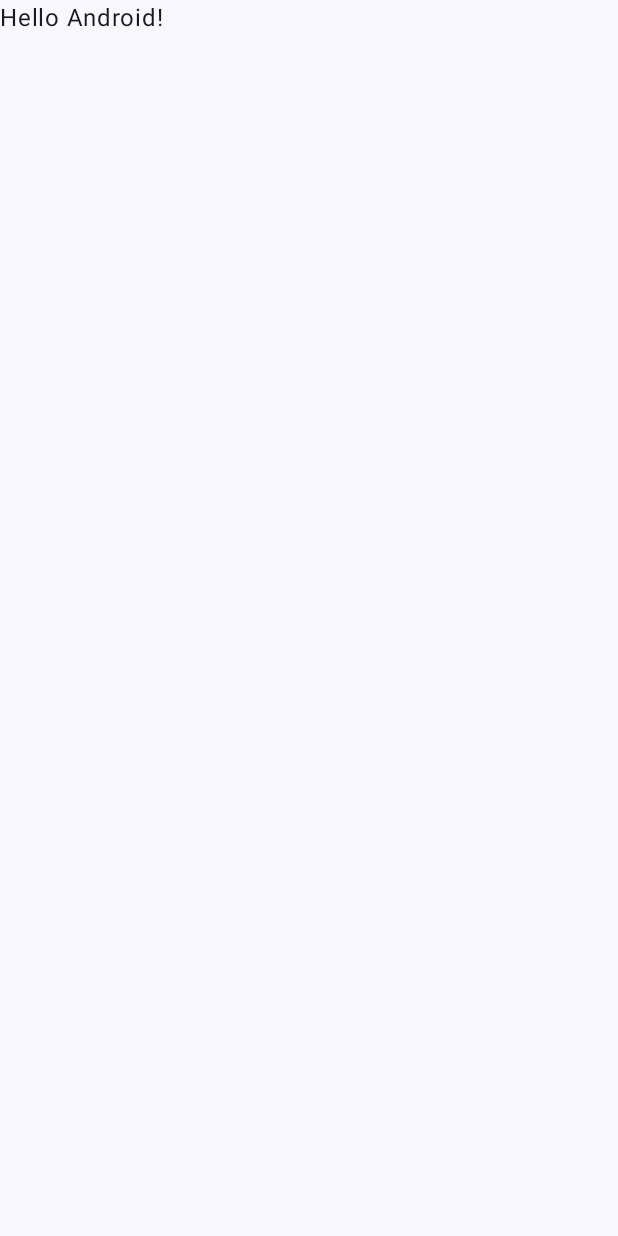
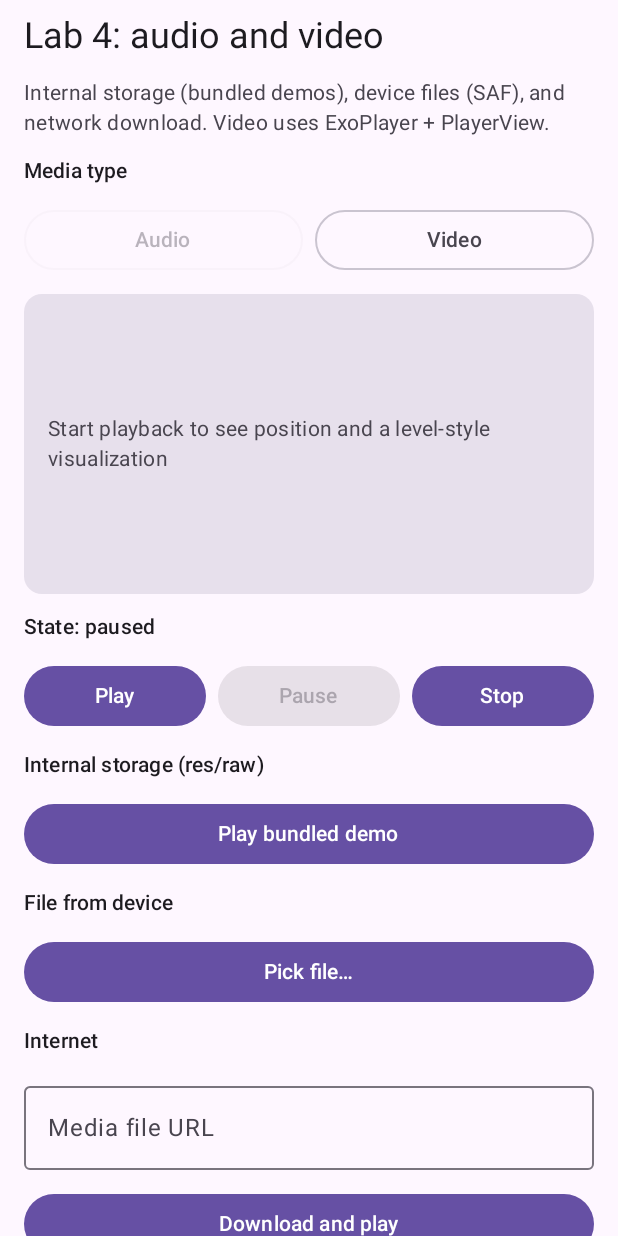
Before and after one commit to sokolovgit/android-mobile-development, an Android app built with Jetpack Compose: the screen it shows after launch (MainActivity), on a phone screen of 412 x 824 dp. Before the commit the screen is almost empty. Run offline under Robolectric (Android 15) with nearby library versions, the phone set to English and light mode, and no system bars.

Commit message:
feat: add lab4 app

```diff
--- a/lab4/project/app/build.gradle.kts
+++ b/lab4/project/app/build.gradle.kts
@@ -42,7 +42,12 @@ android {
 dependencies {
     implementation(libs.androidx.core.ktx)
     implementation(libs.androidx.lifecycle.runtime.ktx)
+    implementation(libs.androidx.lifecycle.viewmodel.compose)
+    implementation(libs.androidx.lifecycle.runtime.compose)
     implementation(libs.androidx.activity.compose)
+    implementation(libs.androidx.media3.exoplayer)
+    implementation(libs.androidx.media3.ui)
+    implementation(libs.okhttp)
     implementation(platform(libs.androidx.compose.bom))
     implementation(libs.androidx.compose.ui)
     implementation(libs.androidx.compose.ui.graphics)
--- a/lab4/project/app/src/main/AndroidManifest.xml
+++ b/lab4/project/app/src/main/AndroidManifest.xml
@@ -1,6 +1,8 @@
 <?xml version="1.0" encoding="utf-8"?>
 <manifest xmlns:android="http://schemas.android.com/apk/res/android"
     xmlns:tools="http://schemas.android.com/tools">
+
+    <uses-permission android:name="android.permission.INTERNET" />
 
     <application
         android:allowBackup="true"
@@ -15,6 +17,7 @@
             android:name=".MainActivity"
             android:exported="true"
             android:label="@string/app_name"
+            android:configChanges="orientation|screenLayout|screenSize|smallestScreenSize"
             android:theme="@style/Theme.Project">
             <intent-filter>
                 <action android:name="android.intent.action.MAIN" />
--- a/lab4/project/app/src/main/java/com/example/project/MainActivity.kt
+++ b/lab4/project/app/src/main/java/com/example/project/MainActivity.kt
@@ -5,12 +5,9 @@ import androidx.activity.ComponentActivity
 import androidx.activity.compose.setContent
 import androidx.activity.enableEdgeToEdge
 import androidx.compose.foundation.layout.fillMaxSize
-import androidx.compose.foundation.layout.padding
-import androidx.compose.material3.Scaffold
-import androidx.compose.material3.Text
-import androidx.compose.runtime.Composable
+import androidx.compose.material3.Surface
 import androidx.compose.ui.Modifier
-import androidx.compose.ui.tooling.preview.Preview
+import com.example.project.ui.MediaLabScreen
 import com.example.project.ui.theme.ProjectTheme
 
 class MainActivity : ComponentActivity() {
@@ -19,29 +16,10 @@ class MainActivity : ComponentActivity() {
         enableEdgeToEdge()
         setContent {
             ProjectTheme {
-                Scaffold(modifier = Modifier.fillMaxSize()) { innerPadding ->
-                    Greeting(
-                        name = "Android",
-                        modifier = Modifier.padding(innerPadding)
-                    )
+                Surface(modifier = Modifier.fillMaxSize()) {
+                    MediaLabScreen()
                 }
             }
         }
     }
 }
-
-@Composable
-fun Greeting(name: String, modifier: Modifier = Modifier) {
-    Text(
-        text = "Hello $name!",
-        modifier = modifier
-    )
-}
-
-@Preview(showBackground = true)
-@Composable
-fun GreetingPreview() {
-    ProjectTheme {
-        Greeting("Android")
-    }
-}
--- /dev/null
+++ b/lab4/project/app/src/main/java/com/example/project/ui/MediaLabScreen.kt
@@ -0,0 +1,265 @@
+package com.example.project.ui
+
+import android.app.Application
+import androidx.activity.compose.rememberLauncherForActivityResult
+import androidx.activity.result.contract.ActivityResultContracts.OpenDocument
+import androidx.compose.foundation.layout.Arrangement
+import androidx.compose.foundation.layout.Column
+import androidx.compose.foundation.layout.Row
+import androidx.compose.foundation.layout.Spacer
+import androidx.compose.foundation.layout.fillMaxSize
+import androidx.compose.foundation.layout.fillMaxWidth
+import androidx.compose.foundation.layout.height
+import androidx.compose.foundation.layout.padding
+import androidx.compose.foundation.rememberScrollState
+import androidx.compose.foundation.verticalScroll
+import androidx.compose.material3.Button
+import androidx.compose.material3.Card
+import androidx.compose.material3.CardDefaults
+import androidx.compose.material3.LinearProgressIndicator
+import androidx.compose.material3.MaterialTheme
+import androidx.compose.material3.OutlinedButton
+import androidx.compose.material3.OutlinedTextField
+import androidx.compose.material3.Scaffold
+import androidx.compose.material3.SnackbarHost
+import androidx.compose.material3.SnackbarHostState
+import androidx.compose.material3.Text
+import androidx.compose.runtime.Composable
+import androidx.compose.runtime.LaunchedEffect
+import androidx.compose.runtime.getValue
+import androidx.compose.runtime.mutableStateOf
+import androidx.compose.runtime.remember
+import androidx.compose.runtime.setValue
+import androidx.compose.ui.Modifier
+import androidx.compose.ui.platform.LocalContext
+import androidx.compose.ui.res.stringResource
+import androidx.compose.ui.unit.dp
+import androidx.compose.ui.viewinterop.AndroidView
+import androidx.lifecycle.ViewModelProvider
+import androidx.lifecycle.compose.collectAsStateWithLifecycle
+import androidx.lifecycle.viewmodel.compose.viewModel
+import androidx.media3.ui.PlayerView
+import com.example.project.R
+import com.example.project.player.MediaPlayerViewModel
+
+private enum class MediaKind { Audio, Video }
+
+@Composable
+fun MediaLabScreen(modifier: Modifier = Modifier) {
+    val application = LocalContext.current.applicationContext as Application
+    val viewModel: MediaPlayerViewModel = viewModel(
+        factory = ViewModelProvider.AndroidViewModelFactory.getInstance(application)
+    )
+    val context = LocalContext.current
+    var kind by remember { mutableStateOf(MediaKind.Audio) }
+    var urlInput by remember { mutableStateOf("") }
+    val snackbarHostState = remember { SnackbarHostState() }
+
+    val status by viewModel.statusMessage.collectAsStateWithLifecycle()
+    val downloading by viewModel.downloading.collectAsStateWithLifecycle()
+    val isPlaying by viewModel.isPlaying.collectAsStateWithLifecycle()
+    val isBuffering by viewModel.isBuffering.collectAsStateWithLifecycle()
+
+    LaunchedEffect(status) {
+        if (!status.isNullOrBlank()) {
+            snackbarHostState.showSnackbar(status!!)
+            viewModel.clearStatus()
+        }
+    }
+
+    val openDocument = rememberLauncherForActivityResult(
+        contract = OpenDocument()
+    ) { uri ->
+        if (uri != null) {
+            try {
+                context.contentResolver.takePersistableUriPermission(
+                    uri,
+                    android.content.Intent.FLAG_GRANT_READ_URI_PERMISSION
+                )
+            } catch (_: SecurityException) {
+            }
+            viewModel.playMediaUri(uri)
+        }
+    }
+
+    val mimeTypes = when (kind) {
+        MediaKind.Audio -> arrayOf("audio/*")
+        MediaKind.Video -> arrayOf("video/*")
+    }
+
+    val stateLabel = stringResource(
+        if (isPlaying) R.string.state_playing else R.string.state_paused
+    )
+
+    Scaffold(
+        modifier = modifier.fillMaxSize(),
+        snackbarHost = { SnackbarHost(snackbarHostState) }
+    ) { innerPadding ->
+        Column(
+            modifier = Modifier
+                .fillMaxSize()
+                .padding(innerPadding)
+                .padding(horizontal = 16.dp)
+                .verticalScroll(rememberScrollState()),
+            verticalArrangement = Arrangement.spacedBy(12.dp)
+        ) {
+            Text(
+                text = stringResource(R.string.media_lab_title),
+                style = MaterialTheme.typography.headlineSmall,
+                modifier = Modifier.padding(top = 8.dp)
+            )
+            Text(
+                text = stringResource(R.string.media_lab_subtitle),
+                style = MaterialTheme.typography.bodyMedium,
+                color = MaterialTheme.colorScheme.onSurfaceVariant
+            )
+
+            Text(
+                text = stringResource(R.string.mode_label),
+                style = MaterialTheme.typography.titleSmall
+            )
+            Row(
+                horizontalArrangement = Arrangement.spacedBy(8.dp),
+                modifier = Modifier.fillMaxWidth()
+            ) {
+                OutlinedButton(
+                    onClick = { kind = MediaKind.Audio },
+                    modifier = Modifier.weight(1f),
+                    enabled = kind != MediaKind.Audio
+                ) {
+                    Text(stringResource(R.string.mode_audio))
+                }
+                OutlinedButton(
+                    onClick = { kind = MediaKind.Video },
+                    modifier = Modifier.weight(1f),
+                    enabled = kind != MediaKind.Video
+                ) {
+                    Text(stringResource(R.string.mode_video))
+                }
+            }
+
+            if (kind == MediaKind.Video) {
+                Card(
+                    modifier = Modifier
+                        .fillMaxWidth()
+                        .height(220.dp),
+                    colors = CardDefaults.cardColors(
+                        containerColor = MaterialTheme.colorScheme.surfaceVariant
+                    )
+                ) {
+                    AndroidView(
+                        modifier = Modifier.fillMaxSize(),
+                        factory = { ctx ->
+                            PlayerView(ctx).apply {
+                                useController = true
+                                player = viewModel.player
+                            }
+                        },
+                        update = { it.player = viewModel.player }
+                    )
+                }
+            } else {
+                Card(
+                    modifier = Modifier
+                        .fillMaxWidth()
+                        .height(200.dp),
+                    colors = CardDefaults.cardColors(
+                        containerColor = MaterialTheme.colorScheme.surfaceVariant
+                    )
+                ) {
+                    AudioPlaybackPanel(
+                        player = viewModel.player,
+                        isPlaying = isPlaying,
+                        isBuffering = isBuffering,
+                        modifier = Modifier
+                            .fillMaxSize()
+                            .padding(16.dp)
+                    )
+                }
+            }
+
+            Text(
+                text = stringResource(R.string.playback_state, stateLabel),
+                style = MaterialTheme.typography.labelLarge
+            )
+
+            Row(
+                horizontalArrangement = Arrangement.spacedBy(8.dp),
+                modifier = Modifier.fillMaxWidth()
+            ) {
+                Button(
+                    onClick = { viewModel.play() },
+                    modifier = Modifier.weight(1f),
+                    enabled = !isPlaying
+                ) {
+                    Text(stringResource(R.string.action_play))
+                }
+                Button(
+                    onClick = { viewModel.pause() },
+                    modifier = Modifier.weight(1f),
+                    enabled = isPlaying
+                ) {
+                    Text(stringResource(R.string.action_pause))
+                }
+                Button(
+                    onClick = { viewModel.stopPlayback() },
+                    modifier = Modifier.weight(1f)
+                ) {
+                    Text(stringResource(R.string.action_stop))
+                }
+            }
+
+            Text(
+                text = stringResource(R.string.internal_section),
+                style = MaterialTheme.typography.titleSmall
+            )
+            Button(
+                onClick = {
+                    when (kind) {
+                        MediaKind.Audio -> viewModel.playRawDemo(R.raw.demo_audio)
+                        MediaKind.Video -> viewModel.playRawDemo(R.raw.demo_video)
+                    }
+                },
+                modifier = Modifier.fillMaxWidth()
+            ) {
+                Text(stringResource(R.string.action_demo_internal))
+            }
+
+            Text(
+                text = stringResource(R.string.device_section),
+                style = MaterialTheme.typography.titleSmall
+            )
+            Button(
+                onClick = { openDocument.launch(mimeTypes) },
+                modifier = Modifier.fillMaxWidth()
+            ) {
+                Text(stringResource(R.string.action_pick_file))
+            }
+
+            Text(
+                text = stringResource(R.string.network_section),
+                style = MaterialTheme.typography.titleSmall
+            )
+            OutlinedTextField(
+                value = urlInput,
+                onValueChange = { urlInput = it },
+                modifier = Modifier.fillMaxWidth(),
+                label = { Text(stringResource(R.string.url_label)) },
+                singleLine = true,
+                placeholder = { Text(stringResource(R.string.url_hint)) }
+            )
+            Button(
+                onClick = { viewModel.downloadAndPlay(urlInput) },
+                enabled = !downloading,
+                modifier = Modifier.fillMaxWidth()
+            ) {
+                Text(stringResource(R.string.action_download_play))
+            }
+            if (downloading) {
+                LinearProgressIndicator(modifier = Modifier.fillMaxWidth())
+            }
+
+            Spacer(modifier = Modifier.height(24.dp))
+        }
+    }
+}
--- a/lab4/project/app/src/main/java/com/example/project/ui/theme/Theme.kt
+++ b/lab4/project/app/src/main/java/com/example/project/ui/theme/Theme.kt
@@ -1,15 +1,10 @@
 package com.example.project.ui.theme
 
-import android.app.Activity
-import android.os.Build
 import androidx.compose.foundation.isSystemInDarkTheme
 import androidx.compose.material3.MaterialTheme
 import androidx.compose.material3.darkColorScheme
-import androidx.compose.material3.dynamicDarkColorScheme
-import androidx.compose.material3.dynamicLightColorScheme
 import androidx.compose.material3.lightColorScheme
 import androidx.compose.runtime.Composable
-import androidx.compose.ui.platform.LocalContext
 
 private val DarkColorScheme = darkColorScheme(
     primary = Purple80,
@@ -21,34 +16,14 @@ private val LightColorScheme = lightColorScheme(
     primary = Purple40,
     secondary = PurpleGrey40,
     tertiary = Pink40
-
-    /* Other default colors to override
-    background = Color(0xFFFFFBFE),
-    surface = Color(0xFFFFFBFE),
-    onPrimary = Color.White,
-    onSecondary = Color.White,
-    onTertiary = Color.White,
-    onBackground = Color(0xFF1C1B1F),
-    onSurface = Color(0xFF1C1B1F),
-    */
 )
 
 @Composable
 fun ProjectTheme(
     darkTheme: Boolean = isSystemInDarkTheme(),
-    // Dynamic color is available on Android 12+
-    dynamicColor: Boolean = true,
     content: @Composable () -> Unit
 ) {
-    val colorScheme = when {
-        dynamicColor && Build.VERSION.SDK_INT >= Build.VERSION_CODES.S -> {
-            val context = LocalContext.current
-            if (darkTheme) dynamicDarkColorScheme(context) else dynamicLightColorScheme(context)
-        }
-
-        darkTheme -> DarkColorScheme
-        else -> LightColorScheme
-    }
+    val colorScheme = if (darkTheme) DarkColorScheme else LightColorScheme
 
     MaterialTheme(
         colorScheme = colorScheme,
--- a/lab4/project/app/src/main/res/values/strings.xml
+++ b/lab4/project/app/src/main/res/values/strings.xml
@@ -1,3 +1,27 @@
 <resources>
-    <string name="app_name">project</string>
+    <string name="app_name">Lab4 Media</string>
+    <string name="media_lab_title">Lab 4: audio and video</string>
+    <string name="media_lab_subtitle">Internal storage (bundled demos), device files (SAF), and network download. Video uses ExoPlayer + PlayerView.</string>
+    <string name="mode_label">Media type</string>
+    <string name="mode_audio">Audio</string>
+    <string name="mode_video">Video</string>
+    <string name="audio_idle_hint">Start playback to see position and a level-style visualization</string>
+    <string name="audio_time_elapsed">%1$s / %2$s</string>
+    <string name="playback_state">State: %1$s</string>
+    <string name="state_playing">playing</string>
+    <string name="state_paused">paused</string>
+    <string name="action_play">Play</string>
+    <string name="action_pause">Pause</string>
+    <string name="action_stop">Stop</string>
+    <string name="internal_section">Internal storage (res/raw)</string>
+    <string name="action_demo_internal">Play bundled demo</string>
+    <string name="device_section">File from device</string>
+    <string name="action_pick_file">Pick file…</string>
+    <string name="network_section">Internet</string>
+    <string name="url_label">Media file URL</string>
+    <string name="url_hint">https://…</string>
+    <string name="action_download_play">Download and play</string>
+    <string name="error_empty_url">Enter a URL</string>
+    <string name="error_invalid_url">Invalid URL</string>
+    <string name="error_download_failed">Download failed</string>
 </resources>
```
Also changed, not shown: lab4/project/app/src/main/java/com/example/project/download/FileDownloader.kt (added, +33 -0 lines), lab4/project/app/src/main/java/com/example/project/player/MediaPlayerViewModel.kt (added, +127 -0 lines), lab4/project/app/src/main/java/com/example/project/ui/AudioPlaybackPanel.kt (added, +155 -0 lines), lab4/project/gradle/libs.versions.toml (+7 -0 lines), 2 other files.
